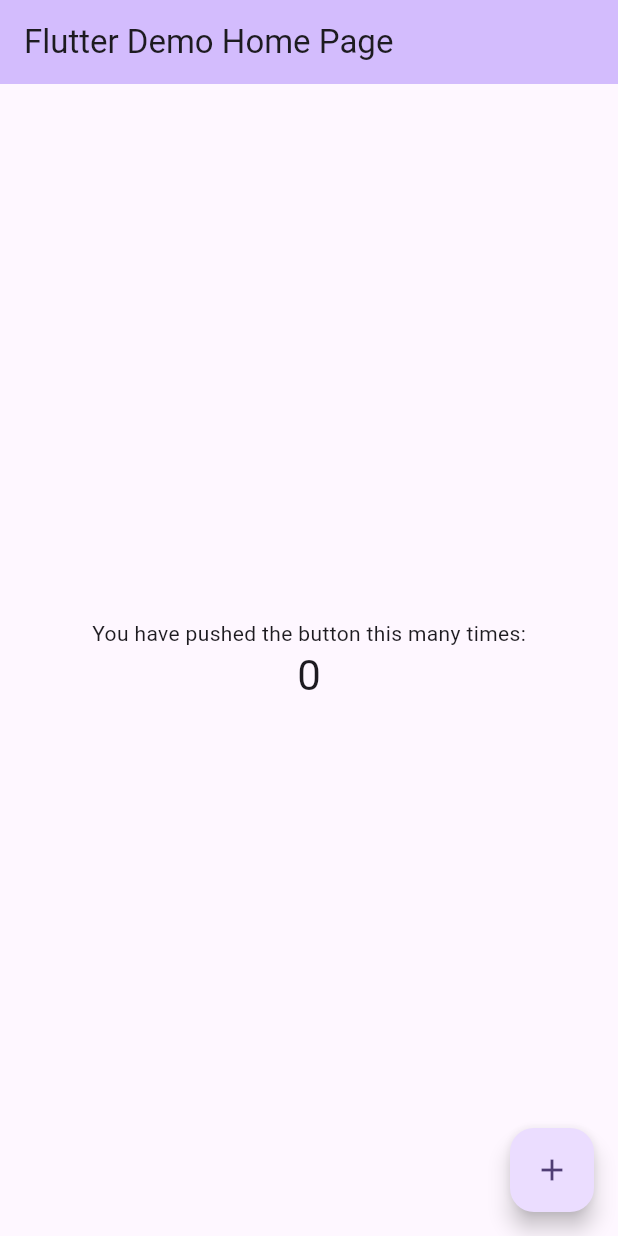
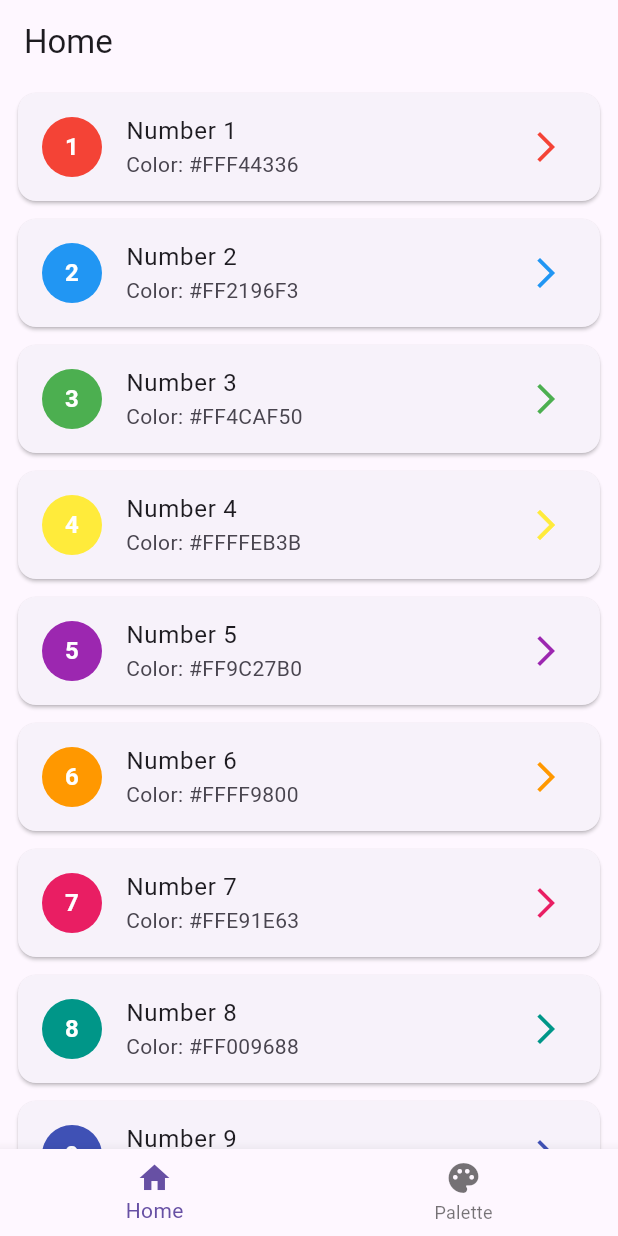
Before and after one commit to DKVekariya/flutter_practical_8, a Flutter app: the screen it shows after launch, on a phone screen of 412 x 824 dp. Run offline on Flutter 3.47's test engine with Material 3 defaults, Android fonts, the phone set to English and light mode, and no system bars; our stand-ins replace go_router.

Commit message:
created color palette screens

```diff
--- a/lib/main.dart
+++ b/lib/main.dart
@@ -1,125 +1,43 @@
 import 'package:flutter/material.dart';
+import 'package:flutter_practical_8/ui/home/router.dart';
+import 'package:go_router/go_router.dart';
 
 void main() {
-  runApp(const MyApp());
+  runApp(const MainApp());
 }
 
-class MyApp extends StatelessWidget {
-  const MyApp({super.key});
+class MainApp extends StatelessWidget {
+  const MainApp({super.key});
 
-  // This widget is the root of your application.
   @override
   Widget build(BuildContext context) {
-    return MaterialApp(
-      title: 'Flutter Demo',
-      theme: ThemeData(
-        // This is the theme of your application.
-        //
-        // TRY THIS: Try running your application with "flutter run". You'll see
-        // the application has a purple toolbar. Then, without quitting the app,
-        // try changing the seedColor in the colorScheme below to Colors.green
-        // and then invoke "hot reload" (save your changes or press the "hot
-        // reload" button in a Flutter-supported IDE, or press "r" if you used
-        // the command line to start the app).
-        //
-        // Notice that the counter didn't reset back to zero; the application
-        // state is not lost during the reload. To reset the state, use hot
-        // restart instead.
-        //
-        // This works for code too, not just values: Most code changes can be
-        // tested with just a hot reload.
-        colorScheme: ColorScheme.fromSeed(seedColor: Colors.deepPurple),
-        useMaterial3: true,
-      ),
-      home: const MyHomePage(title: 'Flutter Demo Home Page'),
+    return MaterialApp.router(
+      routerConfig: homeRouter,
     );
   }
 }
 
-class MyHomePage extends StatefulWidget {
-  const MyHomePage({super.key, required this.title});
-
-  // This widget is the home page of your application. It is stateful, meaning
-  // that it has a State object (defined below) that contains fields that affect
-  // how it looks.
-
-  // This class is the configuration for the state. It holds the values (in this
-  // case the title) provided by the parent (in this case the App widget) and
-  // used by the build method of the State. Fields in a Widget subclass are
-  // always marked "final".
-
-  final String title;
-
+class MainScreen extends StatelessWidget {
+  final StatefulNavigationShell navigationShell;
+  const MainScreen({super.key, required this.navigationShell});
   @override
-  State<MyHomePage> createState() => _MyHomePageState();
-}
-
-class _MyHomePageState extends State<MyHomePage> {
-  int _counter = 0;
-
-  void _incrementCounter() {
-    setState(() {
-      // This call to setState tells the Flutter framework that something has
-      // changed in this State, which causes it to rerun the build method below
-      // so that the display can reflect the updated values. If we changed
-      // _counter without calling setState(), then the build method would not be
-      // called again, and so nothing would appear to happen.
-      _counter++;
-    });
+  Widget build(BuildContext context) {
+    return Scaffold(
+        body: navigationShell,
+        bottomNavigationBar: BottomNavigationBar(
+          currentIndex: navigationShell.currentIndex,
+          onTap: (index) {
+            _onItemTapped(index);
+          },
+          items: const [
+            BottomNavigationBarItem(icon: Icon(Icons.home), label: 'Home'),
+            BottomNavigationBarItem(
+                icon: Icon(Icons.palette), label: 'Palette'),
+          ],
+        ));
   }
 
-  @override
-  Widget build(BuildContext context) {
-    // This method is rerun every time setState is called, for instance as done
-    // by the _incrementCounter method above.
-    //
-    // The Flutter framework has been optimized to make rerunning build methods
-    // fast, so that you can just rebuild anything that needs updating rather
-    // than having to individually change instances of widgets.
-    return Scaffold(
-      appBar: AppBar(
-        // TRY THIS: Try changing the color here to a specific color (to
-        // Colors.amber, perhaps?) and trigger a hot reload to see the AppBar
-        // change color while the other colors stay the same.
-        backgroundColor: Theme.of(context).colorScheme.inversePrimary,
-        // Here we take the value from the MyHomePage object that was created by
-        // the App.build method, and use it to set our appbar title.
-        title: Text(widget.title),
-      ),
-      body: Center(
-        // Center is a layout widget. It takes a single child and positions it
-        // in the middle of the parent.
-        child: Column(
-          // Column is also a layout widget. It takes a list of children and
-          // arranges them vertically. By default, it sizes itself to fit its
-          // children horizontally, and tries to be as tall as its parent.
-          //
-          // Column has various properties to control how it sizes itself and
-          // how it positions its children. Here we use mainAxisAlignment to
-          // center the children vertically; the main axis here is the vertical
-          // axis because Columns are vertical (the cross axis would be
-          // horizontal).
-          //
-          // TRY THIS: Invoke "debug painting" (choose the "Toggle Debug Paint"
-          // action in the IDE, or press "p" in the console), to see the
-          // wireframe for each widget.
-          mainAxisAlignment: MainAxisAlignment.center,
-          children: <Widget>[
-            const Text(
-              'You have pushed the button this many times:',
-            ),
-            Text(
-              '$_counter',
-              style: Theme.of(context).textTheme.headlineMedium,
-            ),
-          ],
-        ),
-      ),
-      floatingActionButton: FloatingActionButton(
-        onPressed: _incrementCounter,
-        tooltip: 'Increment',
-        child: const Icon(Icons.add),
-      ), // This trailing comma makes auto-formatting nicer for build methods.
-    );
+  void _onItemTapped(int index) {
+    navigationShell.goBranch(index);
   }
 }
--- /dev/null
+++ b/lib/ui/home/home_detail_screen.dart
@@ -0,0 +1,27 @@
+import 'package:flutter/material.dart';
+import 'package:go_router/go_router.dart';
+
+class HomeDetailScreen extends StatelessWidget {
+  final int number;
+
+  const HomeDetailScreen({super.key, required this.number});
+
+  @override
+  Widget build(BuildContext context) {
+    return Scaffold(
+      appBar: AppBar(
+        title: Text('Number $number'),
+        leading: IconButton(
+          icon: const Icon(Icons.arrow_back),
+          onPressed: () => context.pop(),
+        ),
+      ),
+      body: Center(
+        child: Text(
+          'Selected Number: $number',
+          style: Theme.of(context).textTheme.headlineMedium,
+        ),
+      ),
+    );
+  }
+}
--- /dev/null
+++ b/lib/ui/home/home_screen.dart
@@ -0,0 +1,60 @@
+import 'package:flutter/material.dart';
+import 'package:go_router/go_router.dart';
+
+class HomeScreen extends StatelessWidget {
+  const HomeScreen({super.key});
+
+  static final List<Color> colorPalette = [
+    Colors.red,
+    Colors.blue,
+    Colors.green,
+    Colors.yellow,
+    Colors.purple,
+    Colors.orange,
+    Colors.pink,
+    Colors.teal,
+    Colors.indigo,
+    Colors.amber,
+  ];
+
+  Color getColorForIndex(int index) {
+    return colorPalette[index % colorPalette.length];
+  }
+
+  @override
+  Widget build(BuildContext context) {
+    return Scaffold(
+      appBar: AppBar(title: const Text('Home')),
+      body: ListView.builder(
+        itemCount: 100,
+        itemBuilder: (context, index) {
+          final number = index + 1;
+          final color = getColorForIndex(index);
+
+          return Card(
+            margin: const EdgeInsets.symmetric(horizontal: 12, vertical: 6),
+            child: ListTile(
+              leading: CircleAvatar(
+                backgroundColor: color,
+                child: Text(
+                  '$number',
+                  style: const TextStyle(
+                    color: Colors.white,
+                    fontWeight: FontWeight.bold,
+                  ),
+                ),
+              ),
+              title: Text('Number $number'),
+              subtitle: Text('Color: #${color.value.toRadixString(16).toUpperCase()}'),
+              trailing: Icon(Icons.arrow_forward_ios, color: color),
+              onTap: () => context.go(
+                '/home/detail/$number',
+                extra: color,
+              ),
+            ),
+          );
+        },
+      ),
+    );
+  }
+}
--- /dev/null
+++ b/lib/ui/home/router.dart
@@ -0,0 +1,41 @@
+import 'dart:ui';
+
+import 'package:flutter_practical_8/main.dart';
+
+import '../../UI/Home/home_detail_screen.dart';
+import '../../UI/Home/home_screen.dart';
+import '../../UI/Home/palette_detail_screen.dart';
+import '../../UI/Home/palette_screen.dart';
+import 'package:go_router/go_router.dart';
+
+final homeRouter =
+    GoRouter(debugLogDiagnostics: true, initialLocation: '/home', routes: [
+  StatefulShellRoute.indexedStack(branches: [
+    StatefulShellBranch(routes: [
+      GoRoute(
+        path: '/home',
+        routes: [
+          GoRoute(
+            path: 'detail/:number',
+            builder: (context, state) => HomeDetailScreen(
+              number: int.parse(state.pathParameters['number']!),
+            ),
+          ),
+        ],
+        builder: (context, state) => const HomeScreen(),
+      ),
+    ]),
+    StatefulShellBranch(routes: [
+      GoRoute(
+        path: '/palette',
+        routes: [
+          GoRoute(
+              path: 'detail',
+              builder: (context, state) =>
+                  PaletteDetailScreen(selectedColor: state.extra as Color)),
+        ],
+        builder: (context, state) => const PaletteScreen(),
+      ),
+    ])
+  ], builder: (context, state, shell) => MainScreen(navigationShell: shell))
+]);
--- a/pubspec.yaml
+++ b/pubspec.yaml
@@ -34,17 +34,15 @@ dependencies:
   # The following adds the Cupertino Icons font to your application.
   # Use with the CupertinoIcons class for iOS style icons.
   cupertino_icons: ^1.0.8
+  go_router: ^14.7.2
 
 dev_dependencies:
   flutter_test:
     sdk: flutter
 
   # The "flutter_lints" package below contains a set of recommended lints to
-  # encourage good coding practices. The lint set provided by the package is
-  # activated in the `analysis_options.yaml` file located at the root of your
-  # package. See that file for information about deactivating specific lint
-  # rules and activating additional ones.
   flutter_lints: ^5.0.0
+
 
 # For information on the generic Dart part of this file, see the
 # following page: https://dart.dev/tools/pub/pubspec
```
Also changed, not shown: lib/ui/home/palette_detail_screen.dart (added, +39 -0 lines), lib/ui/home/palette_screen.dart (added, +47 -0 lines), lib/ui/home/re_usable_widgets/color_palette_item.dart (added, +27 -0 lines), pubspec.lock, 1 other file.
